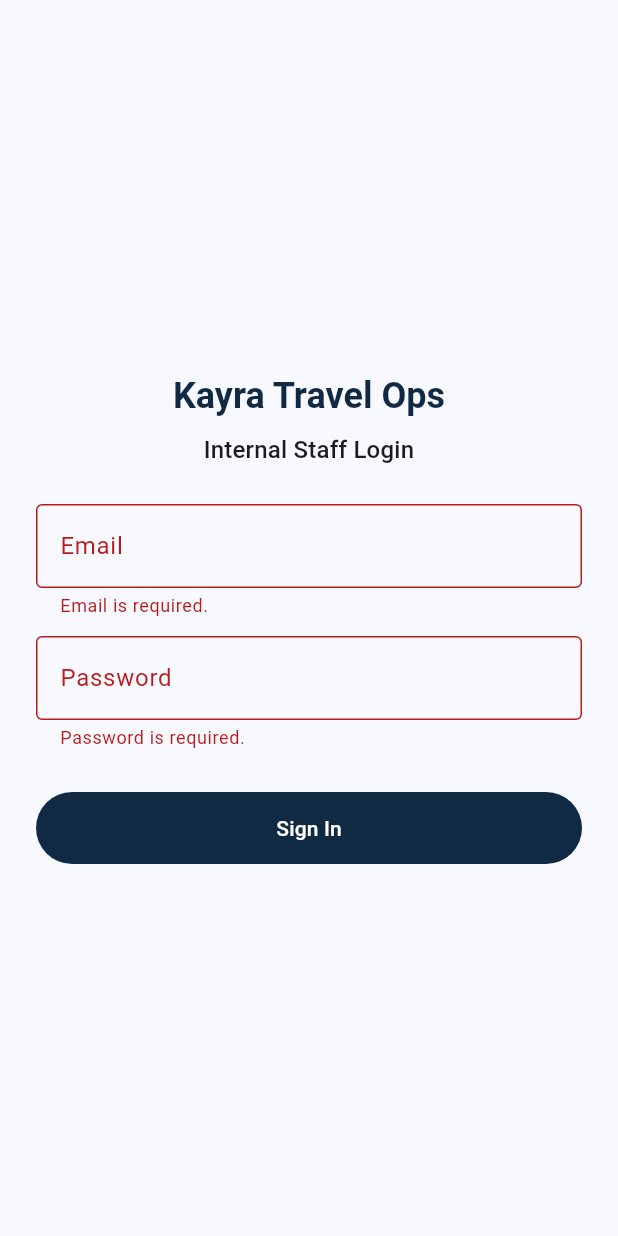
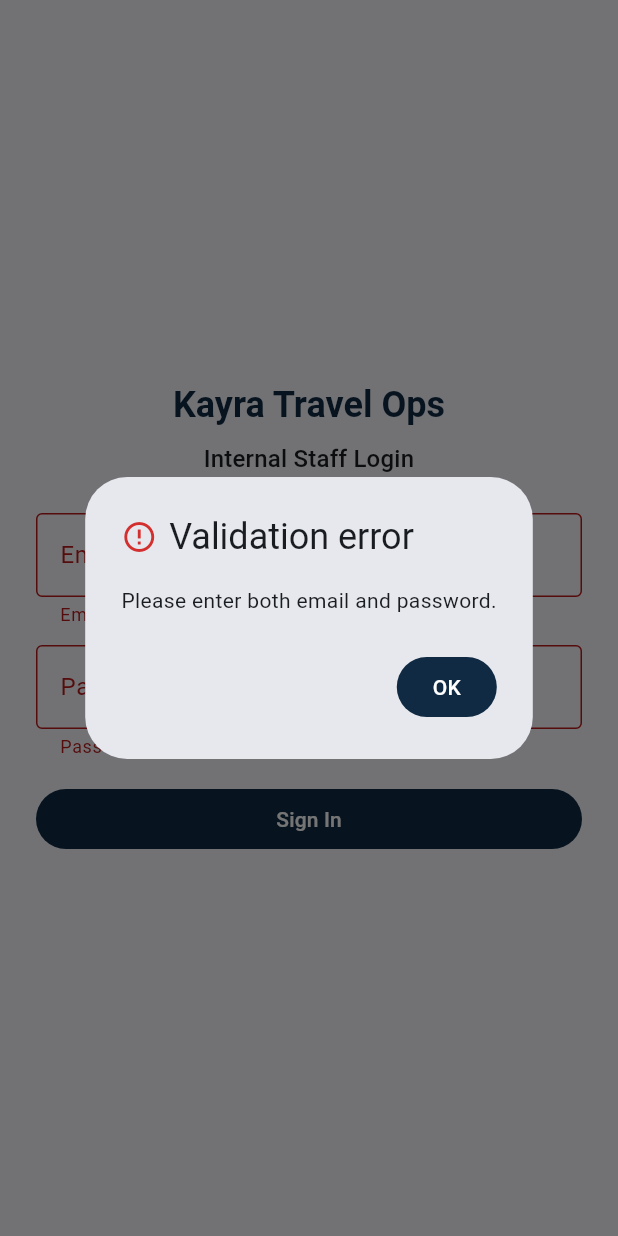
Before and after one commit to mayurkhullar/kayra_travel_ops, a Flutter app: the screen it shows after launch, after a tap on "Sign In", on a phone screen of 412 x 824 dp. Run offline on Flutter 3.47's test engine with Material 3 defaults, Android fonts, the phone set to English and light mode, and no system bars; our stand-ins replace cloud_firestore, file_picker, firebase_auth, firebase_core, firebase_storage; accounts and stored records are empty.

Commit message:
Add shared loading/dialog UX layer across auth and traveller flows

```diff
--- a/lib/screens/auth/login_screen.dart
+++ b/lib/screens/auth/login_screen.dart
@@ -1,6 +1,9 @@
 import 'package:flutter/material.dart';
 
 import '../../providers/auth_provider.dart';
+import '../../utils/app_dialogs.dart';
+import '../../widgets/app_loading_overlay.dart';
+import '../../widgets/app_primary_button.dart';
 
 class LoginScreen extends StatefulWidget {
   const LoginScreen({super.key, required this.authProvider});
@@ -24,7 +27,16 @@ class _LoginScreenState extends State<LoginScreen> {
   }
 
   Future<void> _submit() async {
+    if (widget.authProvider.isLoading) {
+      return;
+    }
+
     if (!_formKey.currentState!.validate()) {
+      await AppDialogs.showError(
+        context,
+        title: 'Validation error',
+        message: 'Please enter both email and password.',
+      );
       return;
     }
 
@@ -32,11 +44,18 @@ class _LoginScreenState extends State<LoginScreen> {
 
     try {
       await widget.authProvider.signIn(
-        email: _emailController.text,
+        email: _emailController.text.trim(),
         password: _passwordController.text,
       );
     } catch (_) {
-      // Error surface is handled by authProvider.errorMessage.
+      if (!mounted) {
+        return;
+      }
+      await AppDialogs.showError(
+        context,
+        title: 'Login failed',
+        message: widget.authProvider.errorMessage ?? 'Unable to sign in right now.',
+      );
     }
   }
 
@@ -45,8 +64,14 @@ class _LoginScreenState extends State<LoginScreen> {
     final auth = widget.authProvider;
     final theme = Theme.of(context);
 
+    return AnimatedBuilder(
+      animation: auth,
+      builder: (context, _) {
         return Scaffold(
-      body: SafeArea(
+          body: AppLoadingOverlay(
+            isLoading: auth.isLoading,
+            message: 'Signing in...',
+            child: SafeArea(
               child: Center(
                 child: SingleChildScrollView(
                   padding: const EdgeInsets.symmetric(horizontal: 24, vertical: 16),
@@ -104,40 +129,11 @@ class _LoginScreenState extends State<LoginScreen> {
                               return null;
                             },
                           ),
-                    const SizedBox(height: 12),
-                    if (auth.errorMessage != null)
-                      Container(
-                        padding: const EdgeInsets.all(12),
-                        decoration: BoxDecoration(
-                          color: Colors.red.shade50,
-                          borderRadius: BorderRadius.circular(8),
-                          border: Border.all(color: Colors.red.shade200),
-                        ),
-                        child: Text(
-                          auth.errorMessage!,
-                          style: TextStyle(color: Colors.red.shade800),
-                        ),
-                      ),
                           const SizedBox(height: 16),
-                    FilledButton(
-                      onPressed: auth.isLoading ? null : _submit,
-                      style: FilledButton.styleFrom(
-                        padding: const EdgeInsets.symmetric(vertical: 14),
-                        backgroundColor: const Color(0xFF102A43),
-                        foregroundColor: Colors.white,
-                      ),
-                      child: auth.isLoading
-                          ? const SizedBox(
-                              height: 20,
-                              width: 20,
-                              child: CircularProgressIndicator(
-                                strokeWidth: 2,
-                                valueColor: AlwaysStoppedAnimation<Color>(
-                                  Color(0xFFF0B429),
-                                ),
-                              ),
-                            )
-                          : const Text('Sign In'),
+                          AppPrimaryButton(
+                            label: 'Sign In',
+                            isLoading: auth.isLoading,
+                            onPressed: _submit,
                           ),
                         ],
                       ),
@@ -146,6 +142,9 @@ class _LoginScreenState extends State<LoginScreen> {
                 ),
               ),
             ),
+          ),
+        );
+      },
     );
   }
 }
--- /dev/null
+++ b/lib/utils/app_dialogs.dart
@@ -0,0 +1,112 @@
+import 'package:flutter/material.dart';
+
+class AppDialogs {
+  const AppDialogs._();
+
+  static Future<void> showInfo(
+    BuildContext context, {
+    required String title,
+    required String message,
+  }) {
+    return _showMessageDialog(
+      context,
+      title: title,
+      message: message,
+      icon: Icons.info_outline,
+      iconColor: Colors.blue.shade700,
+    );
+  }
+
+  static Future<void> showSuccess(
+    BuildContext context, {
+    String title = 'Success',
+    required String message,
+  }) {
+    return _showMessageDialog(
+      context,
+      title: title,
+      message: message,
+      icon: Icons.check_circle_outline,
+      iconColor: Colors.green.shade700,
+    );
+  }
+
+  static Future<void> showError(
+    BuildContext context, {
+    String title = 'Something went wrong',
+    required String message,
+  }) {
+    return _showMessageDialog(
+      context,
+      title: title,
+      message: message,
+      icon: Icons.error_outline,
+      iconColor: Colors.red.shade700,
+    );
+  }
+
+  static Future<bool> showConfirmation(
+    BuildContext context, {
+    required String title,
+    required String message,
+    String confirmText = 'Confirm',
+    String cancelText = 'Cancel',
+    bool isDestructive = false,
+  }) async {
+    final result = await showDialog<bool>(
+      context: context,
+      builder: (context) {
+        return AlertDialog(
+          title: Text(title),
+          content: Text(message),
+          actions: [
+            TextButton(
+              onPressed: () => Navigator.of(context).pop(false),
+              child: Text(cancelText),
+            ),
+            FilledButton(
+              style: FilledButton.styleFrom(
+                backgroundColor: isDestructive ? Colors.red.shade700 : null,
+                foregroundColor: isDestructive ? Colors.white : null,
+              ),
+              onPressed: () => Navigator.of(context).pop(true),
+              child: Text(confirmText),
+            ),
+          ],
+        );
+      },
+    );
+
+    return result ?? false;
+  }
+
+  static Future<void> _showMessageDialog(
+    BuildContext context, {
+    required String title,
+    required String message,
+    required IconData icon,
+    required Color iconColor,
+  }) {
+    return showDialog<void>(
+      context: context,
+      builder: (context) {
+        return AlertDialog(
+          title: Row(
+            children: [
+              Icon(icon, color: iconColor),
+              const SizedBox(width: 8),
+              Expanded(child: Text(title)),
+            ],
+          ),
+          content: Text(message),
+          actions: [
+            FilledButton(
+              onPressed: () => Navigator.of(context).pop(),
+              child: const Text('OK'),
+            ),
+          ],
+        );
+      },
+    );
+  }
+}
--- /dev/null
+++ b/lib/widgets/app_loading_overlay.dart
@@ -0,0 +1,48 @@
+import 'package:flutter/material.dart';
+
+class AppLoadingOverlay extends StatelessWidget {
+  const AppLoadingOverlay({
+    super.key,
+    required this.isLoading,
+    required this.child,
+    this.message,
+  });
+
+  final bool isLoading;
+  final Widget child;
+  final String? message;
+
+  @override
+  Widget build(BuildContext context) {
+    return Stack(
+      children: [
+        child,
+        if (isLoading)
+          Positioned.fill(
+            child: ColoredBox(
+              color: Colors.black.withOpacity(0.35),
+              child: Center(
+                child: Container(
+                  padding: const EdgeInsets.all(16),
+                  decoration: BoxDecoration(
+                    color: Theme.of(context).colorScheme.surface,
+                    borderRadius: BorderRadius.circular(12),
+                  ),
+                  child: Column(
+                    mainAxisSize: MainAxisSize.min,
+                    children: [
+                      const CircularProgressIndicator(),
+                      if (message != null) ...[
+                        const SizedBox(height: 12),
+                        Text(message!),
+                      ],
+                    ],
+                  ),
+                ),
+              ),
+            ),
+          ),
+      ],
+    );
+  }
+}
--- /dev/null
+++ b/lib/widgets/app_primary_button.dart
@@ -0,0 +1,28 @@
+import 'package:flutter/material.dart';
+
+class AppPrimaryButton extends StatelessWidget {
+  const AppPrimaryButton({
+    super.key,
+    required this.label,
+    required this.onPressed,
+    this.isLoading = false,
+  });
+
+  final String label;
+  final VoidCallback? onPressed;
+  final bool isLoading;
+
+  @override
+  Widget build(BuildContext context) {
+    return FilledButton(
+      onPressed: isLoading ? null : onPressed,
+      child: isLoading
+          ? const SizedBox(
+              height: 20,
+              width: 20,
+              child: CircularProgressIndicator(strokeWidth: 2),
+            )
+          : Text(label),
+    );
+  }
+}
```
Also changed, not shown: lib/screens/home/role_home_scaffold.dart (+21 -1 lines), lib/screens/traveller/traveller_documents_screen.dart (+46 -17 lines), lib/screens/traveller/traveller_first_time_setup_screen.dart (+37 -18 lines), lib/screens/traveller/traveller_group_home_placeholder_screen.dart (+22 -7 lines), lib/screens/traveller/traveller_login_screen.dart (+37 -19 lines), lib/screens/traveller/traveller_profile_screen.dart (+43 -9 lines). Lines whose indentation alone changed are shown as unchanged.
